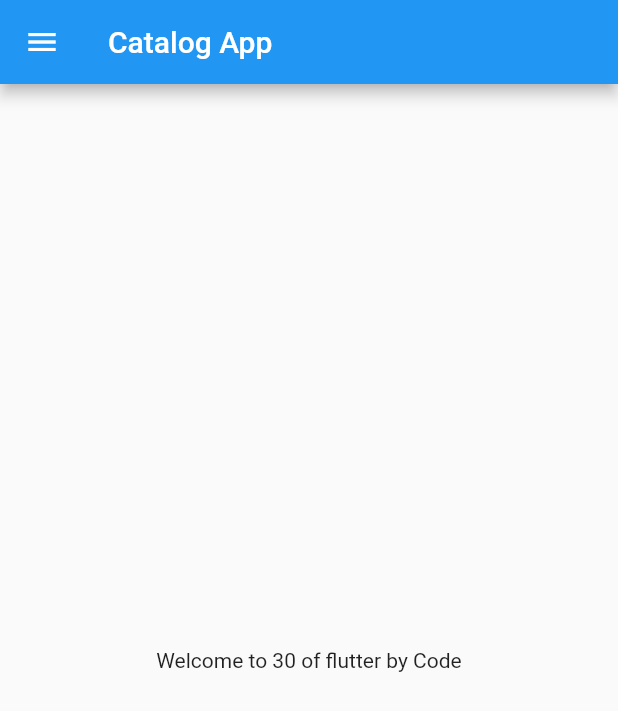
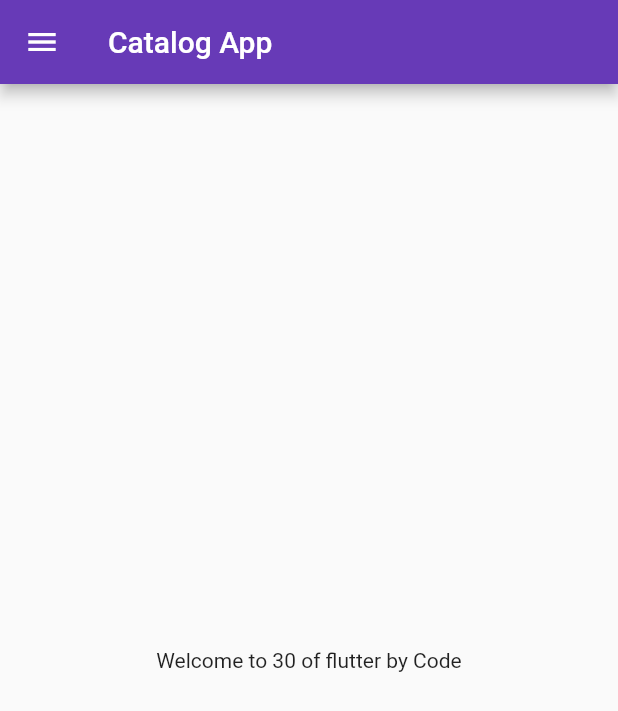
Before and after one commit to ameybikram/flutter, a Flutter app: the screen it shows after launch, on a phone screen of 412 x 824 dp. Shown: the top 711 px of the screen. Run offline on Flutter 3.47's test engine with Material 2 defaults, Android fonts, the phone set to English and light mode, and no system bars.

Commit message:
day3 completed

```diff
--- a/lib/home_page.dart
+++ /dev/null
@@ -1,22 +0,0 @@
-import 'package:flutter/material.dart';
-
-
-class HomePage extends StatelessWidget {
-  const HomePage({Key? key}) : super(key: key);
-  final int days = 30;
-  final String name = "Code";
-  @override
-  Widget build(BuildContext context) {
-    return Scaffold(
-      appBar: AppBar(
-        title: Text("Catalog App"),
-      ), // App header
-      body: Center(
-        child: Container(
-          child: Text('Welcome to $days of flutter by $name'),
-        ),
-      ),
-      drawer: Drawer(),
-    );
-  }
-}
--- a/lib/main.dart
+++ b/lib/main.dart
@@ -1,5 +1,6 @@
 import 'package:flutter/material.dart';
-import 'package:flutter_catalog/home_page.dart';
+import 'package:flutter_catalog/pages/home_page.dart';
+import 'package:flutter_catalog/pages/login_page.dart';
 
 void main() {
   runApp(MyApp());
@@ -9,13 +10,25 @@ class MyApp extends StatelessWidget {
   // const MyApp({Key? key}) : super(key: key);
   @override
   Widget build(BuildContext context) {
+    // context is a piece of information about the positions of all the widgets
     // bool isMale = true;
     // num temp = 30.5; //num takes both int as well as double
     // var day = "Tuesday"; // We can assign any data type only at the time of initialization
     // const pi = 3.14; // cannnot be reassigned
     // double daysInDouble = 30;
     return MaterialApp(
-      home: HomePage(),
-      );
+      // home: HomePage(),
+      themeMode: ThemeMode.light,
+      theme: ThemeData(primarySwatch: Colors.deepPurple),
+      darkTheme: ThemeData(
+        brightness: Brightness.dark, // dark color brightness will override red
+        primarySwatch: Colors.red,
+      ),
+      initialRoute: "/home",
+      routes: {
+        "/": (context) => LoginPage(), // meaning home routes
+        "/home": (context) => HomePage(), // object of class HomePage
+      },
+    );
   }
 }
--- /dev/null
+++ b/lib/pages/home_page.dart
@@ -0,0 +1,32 @@
+import 'package:flutter/material.dart';
+
+class HomePage extends StatelessWidget {
+  const HomePage({Key? key}) : super(key: key);
+  final int days = 30;
+  final String name = "Code";
+  @override
+  Widget build(BuildContext context) {
+    // build method is returning a widget type component
+    bringVegetables(thaila: true, rupees: 50);
+    return Scaffold(
+      appBar: AppBar(
+        title: Text("Catalog App"),
+      ), // App header
+      body: Center(
+        child: Container(
+          child: Text('Welcome to $days of flutter by $name'),
+        ),
+      ),
+      drawer: Drawer(),
+    );
+  }
+
+  // bringVegetables({bool thaila, int rupees = 100})  // We have to specify default values for optional paramters
+  bringVegetables({required bool thaila, int rupees = 100}) {
+
+  }
+  // bringVegetables({int rupees = 100}) { // for default parameters we will declare inside curly braces
+
+  // }
+}
+// difference between methods and functions are that functions inside the class are methods and outside the class are called functions
```
Also changed, not shown: lib/pages/login_page.dart (added, +24 -0 lines).
